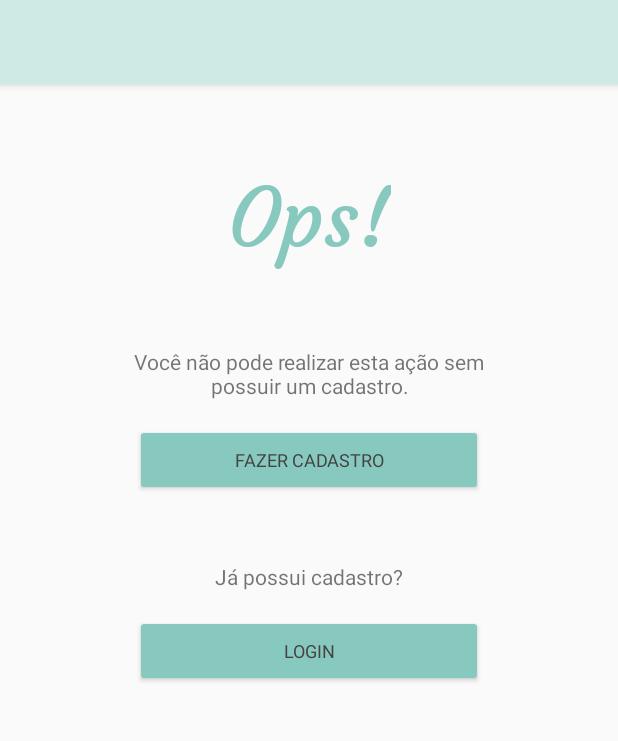
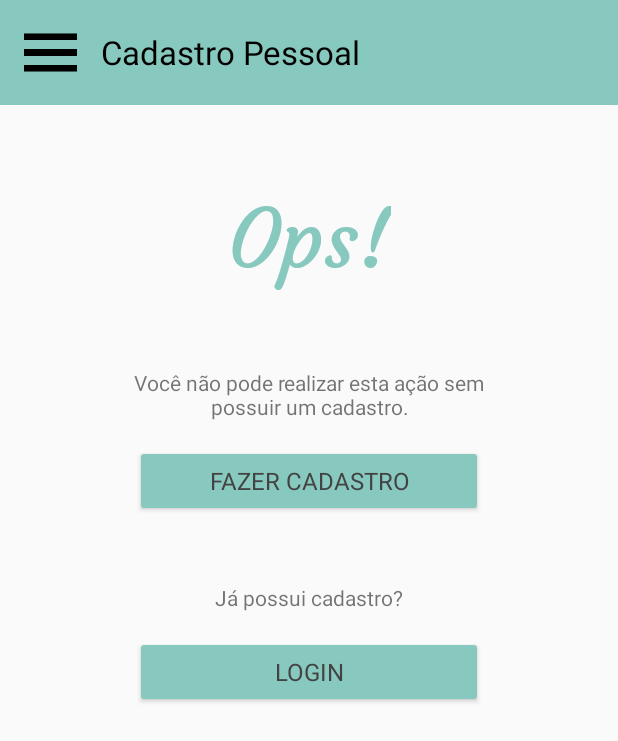
Before and after one commit to AndreSouto/DesApp, an Android app: the ErroSessaoActivity screen opened directly, with no data from a screen before it, on a phone screen of 412 x 824 dp. Shown: the top 741 px of the screen. Run offline under Robolectric (Android 15) with nearby library versions, the phone set to English and light mode, and no system bars; Roboto replaces fonts that are not available here.

Commit message:
almost ready

```diff
--- a/Meau/app/src/main/java/com/example/meau/ErroSessaoActivity.java
+++ b/Meau/app/src/main/java/com/example/meau/ErroSessaoActivity.java
@@ -1,9 +1,11 @@
 package com.example.meau;
 
 import android.content.Intent;
+import android.graphics.Color;
 import android.support.v7.app.AppCompatActivity;
 import android.os.Bundle;
 import android.view.View;
+import android.view.Window;
 import android.widget.Button;
 
 public class ErroSessaoActivity extends AppCompatActivity {
@@ -14,6 +16,10 @@ public class ErroSessaoActivity extends AppCompatActivity {
     protected void onCreate(Bundle savedInstanceState) {
         super.onCreate(savedInstanceState);
         setContentView(R.layout.activity_erro_sessao);
+
+        Window window = getWindow();
+        int statusBarColor = Color.parseColor("#FF32C8BE");
+        window.setStatusBarColor(statusBarColor);
 
         // Referência de views
         mBtnCadastro = findViewById(R.id.err_sessao_btn_fazer_cadastro);
--- a/Meau/app/src/main/res/layout/activity_erro_sessao.xml
+++ b/Meau/app/src/main/res/layout/activity_erro_sessao.xml
@@ -9,12 +9,7 @@
 
     <include
         android:id="@+id/toolbar"
-        layout="@layout/template_toolbar"
-        android:layout_width="0dp"
-        android:layout_height="wrap_content"
-        app:layout_constraintEnd_toEndOf="parent"
-        app:layout_constraintStart_toStartOf="parent"
-        app:layout_constraintTop_toTopOf="parent"></include>
+        layout="@layout/toolbarcadastropessoal"></include>
 
     <ScrollView
         android:id="@+id/err_sessao_parent_SV"
@@ -63,7 +58,7 @@
                 android:fontFamily="@font/roboto"
                 android:text="@string/cad_pessoa_fazercadastro"
                 android:textColor="@color/colorTitle"
-                android:textSize="12sp"
+                android:textSize="16sp"
                 app:layout_constraintEnd_toEndOf="parent"
                 app:layout_constraintStart_toStartOf="parent"
                 app:layout_constraintTop_toBottomOf="@+id/err_sessao_msg_erro" />
@@ -90,7 +85,7 @@
                 android:fontFamily="@font/roboto"
                 android:text="@string/login"
                 android:textColor="@color/colorTitle"
-                android:textSize="12sp"
+                android:textSize="16sp"
                 app:layout_constraintBottom_toBottomOf="parent"
                 app:layout_constraintEnd_toEndOf="parent"
                 app:layout_constraintStart_toStartOf="parent"
```
Also changed, not shown: Meau/app/src/main/AndroidManifest.xml (+4 -3 lines), Meau/app/src/main/java/com/example/meau/ConfirmaTemos.java (added, +24 -0 lines), Meau/app/src/main/res/layout/activity_confirma_termos.xml (added, +89 -0 lines).
